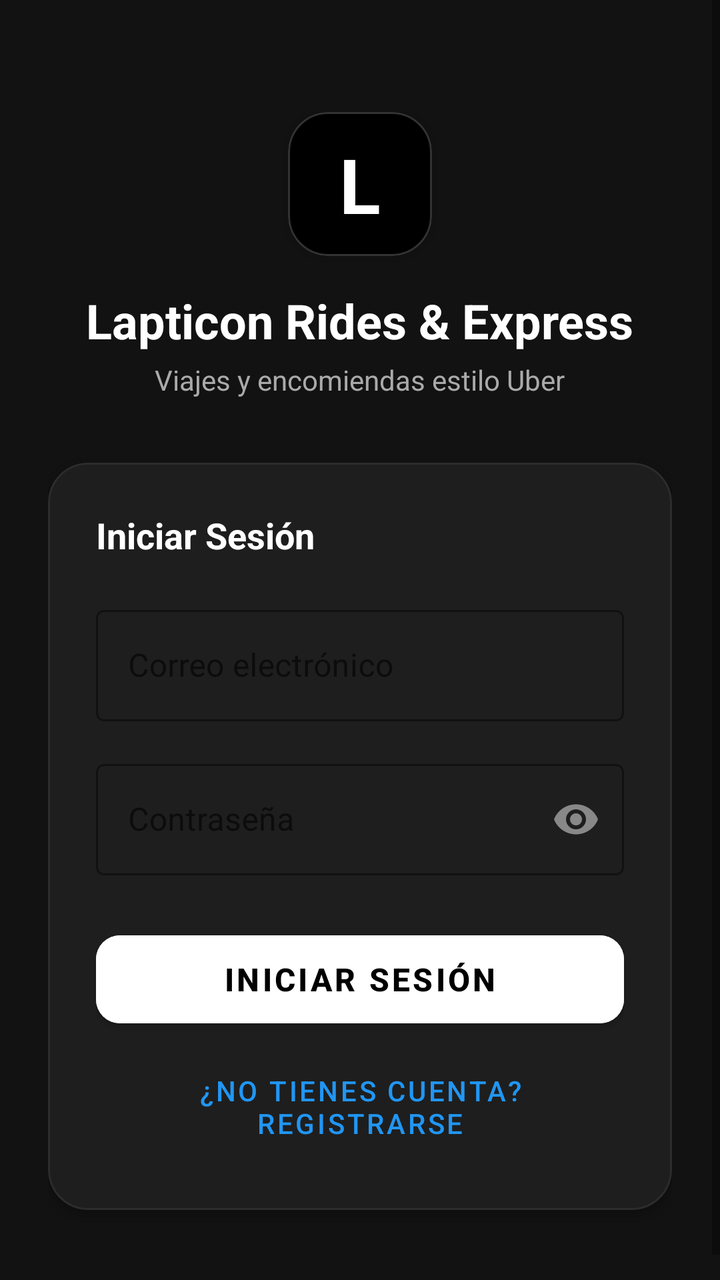
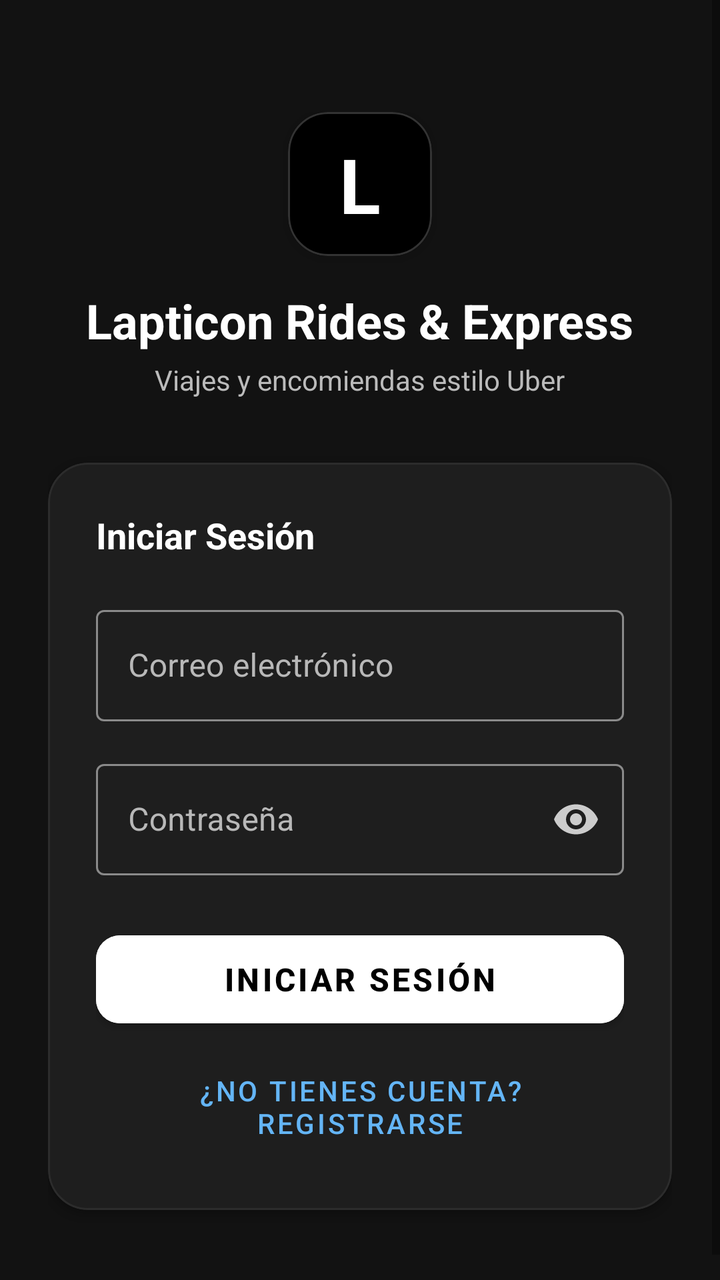

Compare the two renders of this Android layout. The source of the first and the diff that turns it into the second are given below.
<!-- AndroidManifest.xml: application theme Theme.Proto_Logueo -->
<!-- res/layout/activity_main.xml -->
<?xml version="1.0" encoding="utf-8"?>
<ScrollView xmlns:android="http://schemas.android.com/apk/res/android"
    xmlns:app="http://schemas.android.com/apk/res-auto"
    xmlns:tools="http://schemas.android.com/tools"
    android:layout_width="match_parent"
    android:layout_height="match_parent"
    android:fillViewport="true"
    android:background="#121212"
    tools:context=".MainActivity">

    <LinearLayout
        android:layout_width="match_parent"
        android:layout_height="wrap_content"
        android:orientation="vertical"
        android:padding="24dp">

        
        <LinearLayout
            android:layout_width="match_parent"
            android:layout_height="wrap_content"
            android:orientation="vertical"
            android:gravity="center_horizontal"
            android:layout_marginTop="32dp"
            android:layout_marginBottom="32dp">

            <com.google.android.material.card.MaterialCardView
                android:layout_width="72dp"
                android:layout_height="72dp"
                app:cardCornerRadius="20dp"
                app:cardBackgroundColor="#000000"
                app:strokeColor="#333333"
                app:strokeWidth="1dp"
                app:cardElevation="4dp">

                <TextView
                    android:layout_width="match_parent"
                    android:layout_height="match_parent"
                    android:gravity="center"
                    android:text="L"
                    android:textColor="#FFFFFF"
                    android:textSize="38sp"
                    android:textStyle="bold" />
            </com.google.android.material.card.MaterialCardView>

            <TextView
                android:layout_width="wrap_content"
                android:layout_height="wrap_content"
                android:layout_marginTop="16dp"
                android:text="Lapticon Rides &amp; Express"
                android:textSize="24sp"
                android:textStyle="bold"
                android:textColor="#FFFFFF" />

            <TextView
                android:layout_width="wrap_content"
                android:layout_height="wrap_content"
                android:layout_marginTop="4dp"
                android:text="Viajes y encomiendas estilo Uber"
                android:textSize="14sp"
                android:textColor="#AAAAAA" />
        </LinearLayout>

        
        <com.google.android.material.card.MaterialCardView
            android:layout_width="match_parent"
            android:layout_height="wrap_content"
            android:layout_marginBottom="24dp"
            app:cardCornerRadius="20dp"
            app:cardElevation="2dp"
            app:cardBackgroundColor="#1E1E1E"
            app:strokeColor="#2C2C2C"
            app:strokeWidth="1dp">

            <LinearLayout
                android:layout_width="match_parent"
                android:layout_height="wrap_content"
                android:orientation="vertical"
                android:padding="24dp">

                <TextView
                    android:layout_width="wrap_content"
                    android:layout_height="wrap_content"
                    android:layout_marginBottom="20dp"
                    android:text="Iniciar Sesión"
                    android:textSize="18sp"
                    android:textStyle="bold"
                    android:textColor="#FFFFFF" />

                
                <com.google.android.material.textfield.TextInputLayout
                    android:id="@+id/tilEmail"
                    style="@style/Widget.MaterialComponents.TextInputLayout.OutlinedBox"
                    android:layout_width="match_parent"
                    android:layout_height="wrap_content"
                    android:layout_marginBottom="16dp"
                    android:hint="@string/label_email"
                    app:hintTextColor="#BBBBBB"
                    app:boxStrokeColor="#444444">

                    <com.google.android.material.textfield.TextInputEditText
                        android:id="@+id/etEmail"
                        android:layout_width="match_parent"
                        android:layout_height="wrap_content"
                        android:inputType="textEmailAddress"
                        android:textColor="#FFFFFF"
                        android:maxLines="1" />
                </com.google.android.material.textfield.TextInputLayout>

                
                <com.google.android.material.textfield.TextInputLayout
                    android:id="@+id/tilPassword"
                    style="@style/Widget.MaterialComponents.TextInputLayout.OutlinedBox"
                    android:layout_width="match_parent"
                    android:layout_height="wrap_content"
                    android:layout_marginBottom="24dp"
                    android:hint="@string/label_password"
                    app:hintTextColor="#BBBBBB"
                    app:boxStrokeColor="#444444"
                    app:endIconMode="password_toggle"
                    app:endIconTint="#888888">

                    <com.google.android.material.textfield.TextInputEditText
                        android:id="@+id/etPassword"
                        android:layout_width="match_parent"
                        android:layout_height="wrap_content"
                        android:inputType="textPassword"
                        android:textColor="#FFFFFF"
                        android:maxLines="1" />
                </com.google.android.material.textfield.TextInputLayout>

                
                <com.google.android.material.button.MaterialButton
                    android:id="@+id/btnLogin"
                    android:layout_width="match_parent"
                    android:layout_height="56dp"
                    android:text="@string/btn_login"
                    android:textSize="16sp"
                    android:textStyle="bold"
                    android:backgroundTint="#FFFFFF"
                    android:textColor="#000000"
                    app:cornerRadius="12dp" />

                
                <com.google.android.material.button.MaterialButton
                    android:id="@+id/btnRegisterPlaceholder"
                    style="@style/Widget.MaterialComponents.Button.TextButton"
                    android:layout_width="match_parent"
                    android:layout_height="wrap_content"
                    android:layout_marginTop="8dp"
                    android:text="¿No tienes cuenta? Registrarse"
                    android:textColor="#2196F3"
                    android:textSize="14sp" />

                
                <ProgressBar
                    android:id="@+id/progressBar"
                    android:layout_width="wrap_content"
                    android:layout_height="wrap_content"
                    android:layout_gravity="center"
                    android:layout_marginTop="16dp"
                    android:visibility="gone" />

            </LinearLayout>
        </com.google.android.material.card.MaterialCardView>

    </LinearLayout>
</ScrollView>
<!-- resources referenced by this layout -->
<resources>
  <string name="btn_login">Iniciar Sesión</string>
  <string name="label_email">Correo electrónico</string>
  <string name="label_password">Contraseña</string>
  <style name="Theme.Proto_Logueo" parent="Theme.MaterialComponents.DayNight.DarkActionBar">
          
          <item name="colorPrimary">@color/purple_500</item>
          <item name="colorPrimaryVariant">@color/purple_700</item>
          <item name="colorOnPrimary">@color/white</item>
          
          <item name="colorSecondary">@color/teal_200</item>
          <item name="colorSecondaryVariant">@color/teal_700</item>
          <item name="colorOnSecondary">@color/black</item>
          
          <item name="android:statusBarColor">?attr/colorPrimaryVariant</item>
          
      </style>
  <color name="purple_500">#FF6200EE</color>
  <color name="purple_700">#FF3700B3</color>
  <color name="white">#FFFFFFFF</color>
  <color name="teal_200">#FF03DAC5</color>
  <color name="teal_700">#FF018786</color>
  <color name="black">#FF000000</color>
</resources>

<!-- the commit's change to res/layout/activity_main.xml (unified diff, before → after) -->
@@ -57,7 +57,7 @@
                 android:layout_marginTop="4dp"
                 android:text="Viajes y encomiendas estilo Uber"
                 android:textSize="14sp"
-                android:textColor="#AAAAAA" />
+                android:textColor="#BBBBBB" />
         </LinearLayout>
 
         
@@ -89,13 +89,11 @@
                 
                 <com.google.android.material.textfield.TextInputLayout
                     android:id="@+id/tilEmail"
-                    style="@style/Widget.MaterialComponents.TextInputLayout.OutlinedBox"
+                    style="@style/Widget.Lapticon.TextInputDark"
                     android:layout_width="match_parent"
                     android:layout_height="wrap_content"
                     android:layout_marginBottom="16dp"
-                    android:hint="@string/label_email"
-                    app:hintTextColor="#BBBBBB"
-                    app:boxStrokeColor="#444444">
+                    android:hint="@string/label_email">
 
                     <com.google.android.material.textfield.TextInputEditText
                         android:id="@+id/etEmail"
@@ -109,15 +107,13 @@
                 
                 <com.google.android.material.textfield.TextInputLayout
                     android:id="@+id/tilPassword"
-                    style="@style/Widget.MaterialComponents.TextInputLayout.OutlinedBox"
+                    style="@style/Widget.Lapticon.TextInputDark"
                     android:layout_width="match_parent"
                     android:layout_height="wrap_content"
                     android:layout_marginBottom="24dp"
                     android:hint="@string/label_password"
-                    app:hintTextColor="#BBBBBB"
-                    app:boxStrokeColor="#444444"
                     app:endIconMode="password_toggle"
-                    app:endIconTint="#888888">
+                    app:endIconTint="#CCCCCC">
 
                     <com.google.android.material.textfield.TextInputEditText
                         android:id="@+id/etPassword"
@@ -148,7 +144,7 @@
                     android:layout_height="wrap_content"
                     android:layout_marginTop="8dp"
                     android:text="¿No tienes cuenta? Registrarse"
-                    android:textColor="#2196F3"
+                    android:textColor="#64B5F6"
                     android:textSize="14sp" />
 
                 
<!-- resource entries referenced after the edit -->
@@ -3,7 +3,18 @@
   <string name="btn_login">Iniciar Sesión</string>
   <string name="label_email">Correo electrónico</string>
   <string name="label_password">Contraseña</string>
-  <style name="Theme.Proto_Logueo" parent="Theme.MaterialComponents.DayNight.DarkActionBar">
+  <style name="Widget.Lapticon.TextInputDark" parent="Widget.MaterialComponents.TextInputLayout.OutlinedBox">
+          <item name="android:textColorHint">@color/input_hint_dark</item>
+          <item name="hintTextColor">@color/input_text_focus_dark</item>
+          <item name="boxStrokeColor">@color/input_stroke_dark</item>
+          <item name="boxStrokeErrorColor">@color/input_error_dark</item>
+          <item name="errorTextColor">@color/input_error_dark</item>
+          <item name="errorIconTint">@color/input_error_dark</item>
+          <item name="endIconTint">@color/input_icon_dark</item>
+          <item name="cursorColor">@color/input_text_focus_dark</item>
+          <item name="helperTextTextColor">@color/input_hint_dark</item>
+      </style>
+  <style name="Theme.Proto_Logueo" parent="Theme.MaterialComponents.Light.DarkActionBar">
           
           <item name="colorPrimary">@color/purple_500</item>
           <item name="colorPrimaryVariant">@color/purple_700</item>
@@ -16,6 +27,10 @@
           <item name="android:statusBarColor">?attr/colorPrimaryVariant</item>
           
       </style>
+  <color name="input_hint_dark">#FFB8B8B8</color>
+  <color name="input_text_focus_dark">#FFFFFFFF</color>
+  <color name="input_error_dark">#FFFF8A80</color>
+  <color name="input_icon_dark">#FFCCCCCC</color>
   <color name="purple_500">#FF6200EE</color>
   <color name="purple_700">#FF3700B3</color>
   <color name="white">#FFFFFFFF</color>
